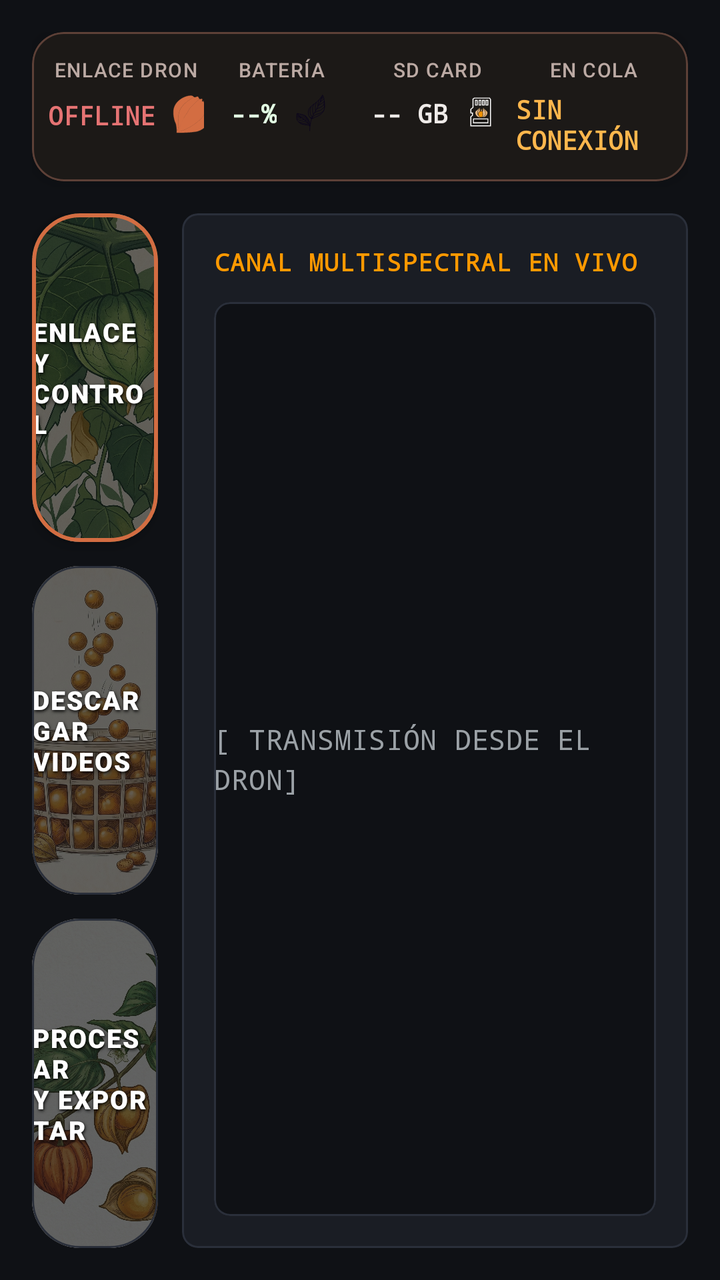
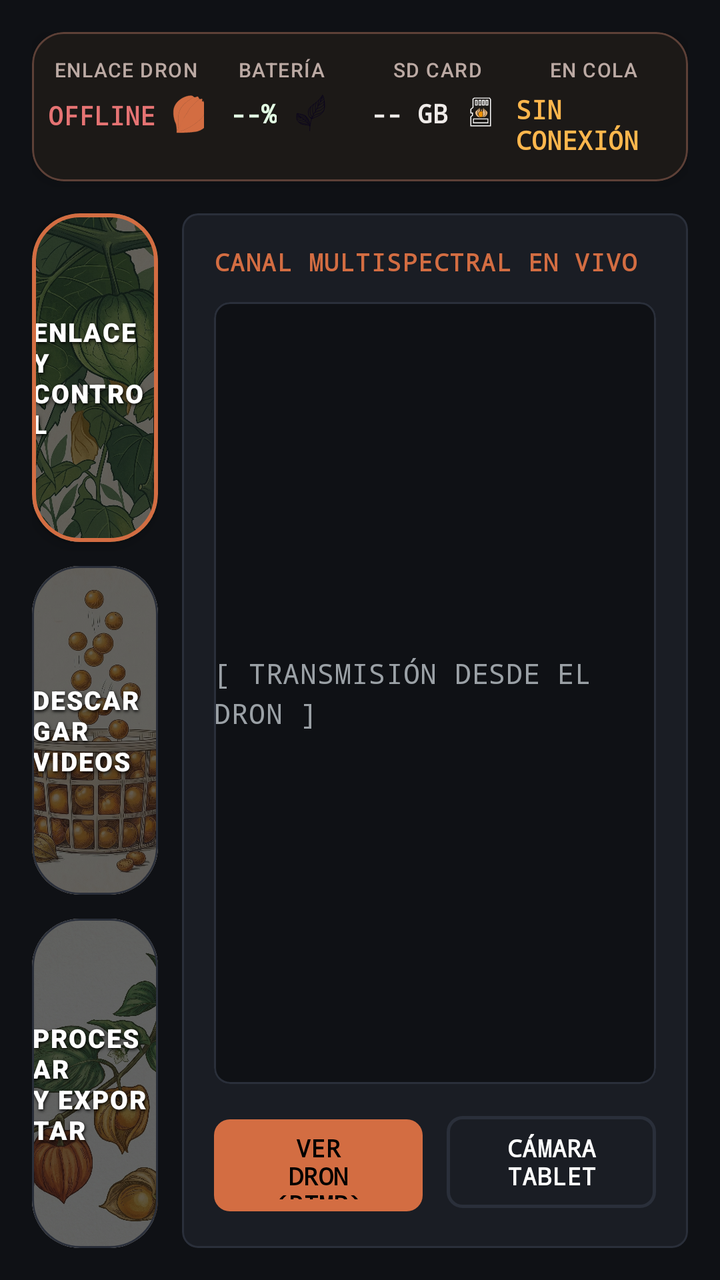

The first picture is an Android layout as it rendered before a commit; the second is the same layout after the commit. The layout source and the unified diff follow.
<!-- AndroidManifest.xml: application theme Theme.UchuvaTwinApp -->
<!-- res/layout/activity_dron.xml -->
<?xml version="1.0" encoding="utf-8"?>
<LinearLayout xmlns:android="http://schemas.android.com/apk/res/android"
    xmlns:app="http://schemas.android.com/apk/res-auto"
    android:layout_width="match_parent"
    android:layout_height="match_parent"
    android:background="#0F1115"
    android:orientation="vertical"
    android:padding="16dp">

    
    <include
        android:id="@+id/modulo_telemetria"
        layout="@layout/dron_panel_telemetria" />

    
    <LinearLayout
        android:layout_width="match_parent"
        android:layout_height="0dp"
        android:layout_weight="1"
        android:orientation="horizontal"
        android:weightSum="100">

        
        <LinearLayout
            android:layout_width="0dp"
            android:layout_height="match_parent"
            android:layout_marginEnd="12dp"
            android:layout_weight="20"
            android:orientation="vertical">

            <include layout="@layout/dron_panel_navegacion" />

        </LinearLayout>

        
        <com.google.android.material.card.MaterialCardView
            style="?attr/materialCardViewOutlinedStyle"
            android:layout_width="0dp"
            android:layout_height="match_parent"
            android:layout_weight="80"
            app:cardBackgroundColor="#1A1D24"
            app:cardElevation="0dp"
            app:strokeColor="#2A2F3A"
            app:strokeWidth="1dp">

            <FrameLayout
                android:layout_width="match_parent"
                android:layout_height="match_parent"
                android:padding="16dp">

                
                <LinearLayout
                    android:id="@+id/panelControl"
                    android:layout_width="match_parent"
                    android:layout_height="match_parent"
                    android:orientation="vertical"
                    android:visibility="visible">

                    <com.google.android.material.textview.MaterialTextView
                        android:layout_width="wrap_content"
                        android:layout_height="wrap_content"
                        android:layout_marginBottom="12dp"
                        android:fontFamily="monospace"
                        android:text="CANAL MULTISPECTRAL EN VIVO"
                        android:textAppearance="?attr/textAppearanceLabelMedium"
                        android:textColor="?attr/colorPrimary"
                        android:textStyle="bold" />

                    <com.google.android.material.card.MaterialCardView
                        android:layout_width="match_parent"
                        android:layout_height="0dp"
                        android:layout_weight="1"
                        app:cardBackgroundColor="@color/tech_background"
                        app:strokeColor="?attr/colorOutline"
                        app:strokeWidth="1dp">

                        <com.google.android.material.textview.MaterialTextView
                            android:layout_width="wrap_content"
                            android:layout_height="wrap_content"
                            android:layout_gravity="center"
                            android:fontFamily="monospace"
                            android:text="[ TRANSMISIÓN DESDE EL DRON]"
                            android:textAppearance="?attr/textAppearanceBodyMedium"
                            android:textColor="?attr/colorOnSurfaceVariant" />
                    </com.google.android.material.card.MaterialCardView>
                </LinearLayout>

                
                <LinearLayout
                    android:id="@+id/panelDescarga"
                    android:layout_width="match_parent"
                    android:layout_height="match_parent"
                    android:orientation="vertical"
                    android:visibility="gone">

                    <com.google.android.material.textview.MaterialTextView
                        android:layout_width="match_parent"
                        android:layout_height="wrap_content"
                        android:layout_marginBottom="12dp"
                        android:fontFamily="monospace"
                        android:letterSpacing="0.05"
                        android:text="PANEL DE SINCRONIZACIÓN HTTP"
                        android:textAppearance="?attr/textAppearanceLabelMedium"
                        android:textColor="#D36D42"
                        android:textStyle="bold" />

                    
                    <LinearLayout
                        android:layout_width="match_parent"
                        android:layout_height="wrap_content"
                        android:layout_marginBottom="16dp"
                        android:gravity="center_vertical"
                        android:orientation="horizontal">

                        <com.google.android.material.textfield.TextInputLayout
                            style="@style/Widget.Material3.TextInputLayout.OutlinedBox"
                            android:layout_width="0dp"
                            android:layout_height="wrap_content"
                            android:layout_weight="1"
                            android:hint="IP del Dron"
                            app:boxBackgroundColor="#171513"
                            app:boxStrokeColor="#7A8B62"
                            app:hintTextColor="#BCAAA4">

                            <com.google.android.material.textfield.TextInputEditText
                                android:id="@+id/etIpDron"
                                android:layout_width="match_parent"
                                android:layout_height="wrap_content"
                                android:fontFamily="monospace"
                                android:inputType="textUri"
                                android:singleLine="true"
                                android:textColor="#FFFFFF"
                                android:textSize="13sp" />
                        </com.google.android.material.textfield.TextInputLayout>

                        
                        <com.google.android.material.button.MaterialButton
                            android:id="@+id/btnSincronizarLotes"
                            android:layout_width="wrap_content"
                            android:layout_height="56dp"
                            android:layout_marginStart="12dp"
                            android:fontFamily="sans-serif-black"
                            android:letterSpacing="0.05"
                            android:text="⬇ SINCRONIZAR"
                            android:textColor="#000000"
                            android:textSize="11sp"
                            app:backgroundTint="#D36D42"
                            app:cornerRadius="12dp"
                            app:elevation="2dp" />
                    </LinearLayout>

                    <com.google.android.material.progressindicator.LinearProgressIndicator
                        android:id="@+id/pbSincronizacion"
                        android:layout_width="match_parent"
                        android:layout_height="wrap_content"
                        android:layout_marginBottom="8dp"
                        android:indeterminate="true"
                        android:visibility="gone"
                        app:indicatorColor="#D36D42" />

                    <com.google.android.material.button.MaterialButton
                        android:id="@+id/btnVolverLotes"
                        style="@style/Widget.Material3.Button.TextButton"
                        android:layout_width="wrap_content"
                        android:layout_height="wrap_content"
                        android:fontFamily="monospace"
                        android:text="🔙 VOLVER A CARPETAS"
                        android:textColor="#EF9A9A"
                        android:textSize="11sp"
                        android:visibility="gone" />

                    
                    <androidx.recyclerview.widget.RecyclerView
                        android:id="@+id/rvGestorArchivos"
                        android:layout_width="match_parent"
                        android:layout_height="0dp"
                        android:layout_weight="1"
                        android:clipToPadding="false"
                        android:paddingVertical="4dp"
                        android:scrollbars="vertical" />
                </LinearLayout>

                
                <LinearLayout
                    android:id="@+id/panelProcesamiento"
                    android:layout_width="match_parent"
                    android:layout_height="match_parent"
                    android:orientation="vertical"
                    android:visibility="gone">

                    <com.google.android.material.textview.MaterialTextView
                        android:layout_width="wrap_content"
                        android:layout_height="wrap_content"
                        android:layout_marginBottom="12dp"
                        android:fontFamily="monospace"
                        android:text="INFERENCIA DE RED NEURONAL"
                        android:textAppearance="?attr/textAppearanceLabelMedium"
                        android:textColor="#D36D42"
                        android:letterSpacing="0.05"
                        android:textStyle="bold" />

                    <androidx.recyclerview.widget.RecyclerView
                        android:id="@+id/rvLotesProcesables"
                        android:layout_width="match_parent"
                        android:layout_height="0dp"
                        android:layout_weight="1"
                        android:layout_marginBottom="12dp"
                        android:clipToPadding="false"
                        android:paddingVertical="4dp"
                        android:scrollbars="vertical" />

                    <LinearLayout
                        android:id="@+id/panelProgresoLote"
                        android:layout_width="match_parent"
                        android:layout_height="wrap_content"
                        android:layout_marginBottom="12dp"
                        android:background="#171513"
                        android:orientation="vertical"
                        android:padding="12dp"
                        android:visibility="gone">

                        <com.google.android.material.textview.MaterialTextView
                            android:id="@+id/tvProgresoLote"
                            android:layout_width="wrap_content"
                            android:layout_height="wrap_content"
                            android:fontFamily="monospace"
                            android:text="Procesando video 1 de X..."
                            android:textColor="#BCAAA4"
                            android:textSize="12sp" />

                        <com.google.android.material.progressindicator.LinearProgressIndicator
                            android:id="@+id/pbProcesamientoLote"
                            android:layout_width="match_parent"
                            android:layout_height="wrap_content"
                            android:layout_marginTop="8dp"
                            app:indicatorColor="#D36D42" />
                    </LinearLayout>

                    <com.google.android.material.button.MaterialButton
                        android:id="@+id/btnIniciarProcesamiento"
                        style="@style/Widget.Material3.Button"
                        android:layout_width="match_parent"
                        android:layout_height="56dp"
                        android:enabled="false"
                        android:fontFamily="sans-serif-black"
                        android:letterSpacing="0.05"
                        android:text="SELECCIONE UNA CARPETA"
                        android:textSize="13sp"
                        app:cornerRadius="12dp"
                        app:backgroundTint="#2A2F3A"
                        android:textColor="#8B949E" />
                </LinearLayout>

            </FrameLayout>
        </com.google.android.material.card.MaterialCardView>
    </LinearLayout>
</LinearLayout>
<!-- res/layout/dron_panel_telemetria.xml (included above) -->
<?xml version="1.0" encoding="utf-8"?>
<com.google.android.material.card.MaterialCardView
    xmlns:android="http://schemas.android.com/apk/res/android"
    xmlns:app="http://schemas.android.com/apk/res-auto"
    android:layout_width="match_parent"
    android:layout_height="wrap_content"
    android:layout_marginBottom="16dp"
    app:cardBackgroundColor="#1C1917"
    app:cardCornerRadius="16dp"
    app:cardElevation="4dp"
    app:strokeColor="#5D4037"
    app:strokeWidth="1dp">

    <LinearLayout
        android:layout_width="match_parent"
        android:layout_height="wrap_content"
        android:baselineAligned="false"
        android:orientation="horizontal"
        android:paddingHorizontal="8dp"
        android:paddingVertical="12dp"
        android:weightSum="4">

        
        <LinearLayout
            android:layout_width="0dp"
            android:layout_height="wrap_content"
            android:layout_weight="1"
            android:gravity="center"
            android:orientation="vertical">

            <TextView
                android:layout_width="wrap_content"
                android:layout_height="wrap_content"
                android:fontFamily="sans-serif-medium"
                android:letterSpacing="0.05"
                android:text="ENLACE DRON"
                android:textColor="#BCAAA4"
                android:textSize="10sp" />

            <LinearLayout
                android:layout_width="wrap_content"
                android:layout_height="wrap_content"
                android:layout_marginTop="4dp"
                android:gravity="center_vertical"
                android:orientation="horizontal">

                <TextView
                    android:id="@+id/tvEstadoConexion"
                    android:layout_width="wrap_content"
                    android:layout_height="wrap_content"
                    android:fontFamily="monospace"
                    android:text="OFFLINE"
                    android:textColor="#E57373"
                    android:textSize="13sp"
                    android:textStyle="bold" />

                <ImageView
                    android:id="@+id/ivUchuvaEstado"
                    android:layout_width="24dp"
                    android:layout_height="24dp"
                    android:layout_marginStart="6dp"
                    android:src="@drawable/ic_dron_panel_tele_enlace"
                    app:tint="#D36D42" /> 
            </LinearLayout>
        </LinearLayout>

        
        <LinearLayout
            android:layout_width="0dp"
            android:layout_height="wrap_content"
            android:layout_weight="1"
            android:gravity="center"
            android:orientation="vertical">

            <TextView
                android:layout_width="wrap_content"
                android:layout_height="wrap_content"
                android:fontFamily="sans-serif-medium"
                android:letterSpacing="0.05"
                android:text="BATERÍA"
                android:textColor="#BCAAA4"
                android:textSize="10sp" />

            <LinearLayout
                android:layout_width="wrap_content"
                android:layout_height="wrap_content"
                android:layout_marginTop="4dp"
                android:gravity="center_vertical"
                android:orientation="horizontal">

                <TextView
                    android:id="@+id/tvBateria"
                    android:layout_width="wrap_content"
                    android:layout_height="wrap_content"
                    android:fontFamily="monospace"
                    android:text="--%"
                    android:textColor="#E3FFE4"
                    android:textSize="13sp"
                    android:textStyle="bold" />

                <ImageView
                    android:id="@+id/ivBateriaHoja"
                    android:layout_width="22dp"
                    android:layout_height="22dp"
                    android:layout_marginStart="6dp"
                    android:src="@drawable/ic_hoja_bateria" />
            </LinearLayout>
        </LinearLayout>

        
        <LinearLayout
            android:layout_width="0dp"
            android:layout_height="wrap_content"
            android:layout_weight="1"
            android:gravity="center"
            android:orientation="vertical">

            <TextView
                android:layout_width="wrap_content"
                android:layout_height="wrap_content"
                android:fontFamily="sans-serif-medium"
                android:letterSpacing="0.05"
                android:text="SD CARD"
                android:textColor="#BCAAA4"
                android:textSize="10sp" />

            <LinearLayout
                android:layout_width="wrap_content"
                android:layout_height="wrap_content"
                android:layout_marginTop="4dp"
                android:gravity="center_vertical"
                android:orientation="horizontal">

                <TextView
                    android:id="@+id/tvAlmacenamiento"
                    android:layout_width="wrap_content"
                    android:layout_height="wrap_content"
                    android:fontFamily="monospace"
                    android:text="-- GB"
                    android:textColor="#EFEBE9"
                    android:textSize="13sp"
                    android:textStyle="bold" />

                <ImageView
                    android:id="@+id/ivSdUchuva"
                    android:layout_width="22dp"
                    android:layout_height="22dp"
                    android:layout_marginStart="6dp"
                    android:src="@drawable/ic_sd_uchuva" />
            </LinearLayout>
        </LinearLayout>

        
        <LinearLayout
            android:layout_width="0dp"
            android:layout_height="wrap_content"
            android:layout_weight="1"
            android:gravity="center"
            android:orientation="vertical">

            <TextView
                android:layout_width="wrap_content"
                android:layout_height="wrap_content"
                android:fontFamily="sans-serif-medium"
                android:letterSpacing="0.05"
                android:text="EN COLA"
                android:textColor="#BCAAA4"
                android:textSize="10sp" />

            <LinearLayout
                android:layout_width="wrap_content"
                android:layout_height="wrap_content"
                android:layout_marginTop="4dp"
                android:gravity="center_vertical"
                android:orientation="horizontal">

                <TextView
                    android:id="@+id/tvVideosCola"
                    android:layout_width="wrap_content"
                    android:layout_height="wrap_content"
                    android:fontFamily="monospace"
                    android:text="SIN CONEXIÓN"
                    android:textColor="#FFB74D"
                    android:textSize="13sp"
                    android:textStyle="bold" />
            </LinearLayout>
        </LinearLayout>
    </LinearLayout>
</com.google.android.material.card.MaterialCardView>
<!-- res/layout/dron_panel_navegacion.xml (included above) -->
<?xml version="1.0" encoding="utf-8"?>
<LinearLayout xmlns:android="http://schemas.android.com/apk/res/android"
    xmlns:app="http://schemas.android.com/apk/res-auto"
    android:layout_width="match_parent"
    android:layout_height="match_parent"
    android:orientation="vertical">

    
    <com.google.android.material.card.MaterialCardView
        android:id="@+id/cardBotonControl"
        android:layout_width="match_parent"
        android:layout_height="0dp"
        android:layout_weight="1"
        android:layout_marginBottom="12dp"
        android:clickable="true"
        android:focusable="true"
        app:cardCornerRadius="24dp"
        app:cardElevation="4dp"
        app:strokeColor="#D36D42"
        app:strokeWidth="2dp">

        <androidx.constraintlayout.widget.ConstraintLayout
            android:layout_width="match_parent"
            android:layout_height="match_parent">

            <ImageView
                android:layout_width="0dp"
                android:layout_height="0dp"
                android:scaleType="centerCrop"
                android:src="@drawable/bg_boton_verde"
                app:layout_constraintTop_toTopOf="parent"
                app:layout_constraintBottom_toBottomOf="parent"
                app:layout_constraintStart_toStartOf="parent"
                app:layout_constraintEnd_toEndOf="parent"/>

            
            <View
                android:layout_width="0dp"
                android:layout_height="0dp"
                android:background="#A60F1115"
                app:layout_constraintTop_toTopOf="parent"
                app:layout_constraintBottom_toBottomOf="parent"
                app:layout_constraintStart_toStartOf="parent"
                app:layout_constraintEnd_toEndOf="parent"/>

            <TextView
                android:layout_width="wrap_content"
                android:layout_height="wrap_content"
                android:fontFamily="sans-serif-black"
                android:letterSpacing="0.05"
                android:shadowColor="#FF000000"
                android:shadowDx="1"
                android:shadowDy="2"
                android:shadowRadius="4"
                android:text="ENLACE Y\nCONTROL"
                android:textAlignment="center"
                android:textColor="#FFFFFF"
                android:textSize="13sp"
                app:layout_constraintTop_toTopOf="parent"
                app:layout_constraintBottom_toBottomOf="parent"
                app:layout_constraintStart_toStartOf="parent"
                app:layout_constraintEnd_toEndOf="parent"/>
        </androidx.constraintlayout.widget.ConstraintLayout>
    </com.google.android.material.card.MaterialCardView>

    
    <com.google.android.material.card.MaterialCardView
        android:id="@+id/cardBotonDescarga"
        android:layout_width="match_parent"
        android:layout_height="0dp"
        android:layout_weight="1"
        android:layout_marginBottom="12dp"
        android:clickable="true"
        android:focusable="true"
        app:cardCornerRadius="24dp"
        app:strokeColor="#2A2F3A"
        app:strokeWidth="1dp">

        <androidx.constraintlayout.widget.ConstraintLayout
            android:layout_width="match_parent"
            android:layout_height="match_parent">

            <ImageView
                android:layout_width="0dp"
                android:layout_height="0dp"
                android:scaleType="centerCrop"
                android:src="@drawable/bg_boton_canasta"
                app:layout_constraintTop_toTopOf="parent"
                app:layout_constraintBottom_toBottomOf="parent"
                app:layout_constraintStart_toStartOf="parent"
                app:layout_constraintEnd_toEndOf="parent"/>

            <View
                android:layout_width="0dp"
                android:layout_height="0dp"
                android:background="#A60F1115"
                app:layout_constraintTop_toTopOf="parent"
                app:layout_constraintBottom_toBottomOf="parent"
                app:layout_constraintStart_toStartOf="parent"
                app:layout_constraintEnd_toEndOf="parent"/>

            <TextView
                android:layout_width="wrap_content"
                android:layout_height="wrap_content"
                android:fontFamily="sans-serif-black"
                android:letterSpacing="0.05"
                android:shadowColor="#FF000000"
                android:shadowDx="1"
                android:shadowDy="2"
                android:shadowRadius="4"
                android:text="DESCARGAR\nVIDEOS"
                android:textAlignment="center"
                android:textColor="#FFFFFF"
                android:textSize="13sp"
                app:layout_constraintTop_toTopOf="parent"
                app:layout_constraintBottom_toBottomOf="parent"
                app:layout_constraintStart_toStartOf="parent"
                app:layout_constraintEnd_toEndOf="parent"/>
        </androidx.constraintlayout.widget.ConstraintLayout>
    </com.google.android.material.card.MaterialCardView>

    
    <com.google.android.material.card.MaterialCardView
        android:id="@+id/cardBotonProcesar"
        android:layout_width="match_parent"
        android:layout_height="0dp"
        android:layout_weight="1"
        android:clickable="true"
        android:focusable="true"
        app:cardCornerRadius="24dp"
        app:strokeColor="#2A2F3A"
        app:strokeWidth="1dp">

        <androidx.constraintlayout.widget.ConstraintLayout
            android:layout_width="match_parent"
            android:layout_height="match_parent">

            <ImageView
                android:layout_width="0dp"
                android:layout_height="0dp"
                android:scaleType="centerCrop"
                android:src="@drawable/bg_boton_rama"
                app:layout_constraintTop_toTopOf="parent"
                app:layout_constraintBottom_toBottomOf="parent"
                app:layout_constraintStart_toStartOf="parent"
                app:layout_constraintEnd_toEndOf="parent"/>

            <View
                android:layout_width="0dp"
                android:layout_height="0dp"
                android:background="#A60F1115"
                app:layout_constraintTop_toTopOf="parent"
                app:layout_constraintBottom_toBottomOf="parent"
                app:layout_constraintStart_toStartOf="parent"
                app:layout_constraintEnd_toEndOf="parent"/>

            <TextView
                android:layout_width="wrap_content"
                android:layout_height="wrap_content"
                android:fontFamily="sans-serif-black"
                android:letterSpacing="0.05"
                android:shadowColor="#FF000000"
                android:shadowDx="1"
                android:shadowDy="2"
                android:shadowRadius="4"
                android:text="PROCESAR\nY EXPORTAR"
                android:textAlignment="center"
                android:textColor="#FFFFFF"
                android:textSize="13sp"
                app:layout_constraintTop_toTopOf="parent"
                app:layout_constraintBottom_toBottomOf="parent"
                app:layout_constraintStart_toStartOf="parent"
                app:layout_constraintEnd_toEndOf="parent"/>
        </androidx.constraintlayout.widget.ConstraintLayout>
    </com.google.android.material.card.MaterialCardView>

</LinearLayout>
<!-- resources referenced by this layout -->
<resources>
  <color name="tech_background">#0F1115</color>
  <!-- drawable bg_boton_canasta: jpg bitmap (drawable, 567969 bytes) -->
  <!-- drawable bg_boton_rama: jpg bitmap (drawable, 766624 bytes) -->
  <!-- drawable bg_boton_verde: jpg bitmap (drawable, 948242 bytes) -->
  <!-- drawable ic_dron_panel_tele_enlace: vector/xml drawable (drawable, 4266 chars, omitted) -->
  <!-- drawable ic_hoja_bateria: vector/xml drawable (drawable, 11110 chars, omitted) -->
  <!-- drawable ic_sd_uchuva: vector/xml drawable (drawable, 6277 chars, omitted) -->
  <style name="Theme.UchuvaTwinApp" parent="Theme.Material3.Dark.NoActionBar">
          
          <item name="colorPrimary">@color/tech_primary</item>
          <item name="colorOnPrimary">@color/tech_background</item>
          <item name="colorSurface">@color/tech_surface</item>
          <item name="colorOnSurface">@color/tech_text_high</item>
          <item name="colorSurfaceVariant">@color/tech_surface_variant</item>
          <item name="colorOnSurfaceVariant">@color/tech_text_medium</item>
          <item name="android:colorBackground">@color/tech_background</item>
          <item name="colorOutline">@color/tech_outline</item>
  
          
          <item name="shapeAppearanceCornerMedium">@style/ShapeAppearance.Tech.Medium</item>
      </style>
  <color name="tech_primary">#FF9900</color>
  <color name="tech_surface">#1A1D24</color>
  <color name="tech_text_high">#FFFFFF</color>
  <color name="tech_surface_variant">#232730</color>
  <color name="tech_text_medium">#9BA1A6</color>
  <color name="tech_outline">#2A2F3A</color>
  <style name="ShapeAppearance.Tech.Medium" parent="ShapeAppearance.Material3.Corner.Medium">
          <item name="cornerSize">8dp</item>
      </style>
</resources>

<!-- the commit's change to res/layout/activity_dron.xml (unified diff, before → after) -->
@@ -63,9 +63,10 @@
                         android:fontFamily="monospace"
                         android:text="CANAL MULTISPECTRAL EN VIVO"
                         android:textAppearance="?attr/textAppearanceLabelMedium"
-                        android:textColor="?attr/colorPrimary"
+                        android:textColor="#D36D42"
                         android:textStyle="bold" />
 
+                    
                     <com.google.android.material.card.MaterialCardView
                         android:layout_width="match_parent"
                         android:layout_height="0dp"
@@ -74,15 +75,74 @@
                         app:strokeColor="?attr/colorOutline"
                         app:strokeWidth="1dp">
 
-                        <com.google.android.material.textview.MaterialTextView
-                            android:layout_width="wrap_content"
-                            android:layout_height="wrap_content"
-                            android:layout_gravity="center"
+                        <FrameLayout
+                            android:layout_width="match_parent"
+                            android:layout_height="match_parent">
+
+                            
+                            <androidx.camera.view.PreviewView
+                                android:id="@+id/previewViewDron"
+                                android:layout_width="match_parent"
+                                android:layout_height="match_parent"
+                                android:visibility="invisible" />
+
+                            
+                            <ImageView
+                                android:id="@+id/ivOverlayDron"
+                                android:layout_width="match_parent"
+                                android:layout_height="match_parent"
+                                android:visibility="invisible" />
+
+                            <com.google.android.material.textview.MaterialTextView
+                                android:id="@+id/tvPlaceholderDron"
+                                android:layout_width="wrap_content"
+                                android:layout_height="wrap_content"
+                                android:layout_gravity="center"
+                                android:fontFamily="monospace"
+                                android:text="[ TRANSMISIÓN DESDE EL DRON ]"
+                                android:textAppearance="?attr/textAppearanceBodyMedium"
+                                android:textColor="?attr/colorOnSurfaceVariant" />
+                        </FrameLayout>
+                    </com.google.android.material.card.MaterialCardView>
+
+                    
+                    <LinearLayout
+                        android:layout_width="match_parent"
+                        android:layout_height="wrap_content"
+                        android:layout_marginTop="12dp"
+                        android:orientation="horizontal"
+                        android:weightSum="2">
+
+                        <com.google.android.material.button.MaterialButton
+                            android:id="@+id/btnVerDronRTMP"
+                            android:layout_width="0dp"
+                            android:layout_height="54dp"
+                            android:layout_marginEnd="6dp"
+                            android:layout_weight="1"
                             android:fontFamily="monospace"
-                            android:text="[ TRANSMISIÓN DESDE EL DRON]"
-                            android:textAppearance="?attr/textAppearanceBodyMedium"
-                            android:textColor="?attr/colorOnSurfaceVariant" />
-                    </com.google.android.material.card.MaterialCardView>
+                            android:text="VER DRON (RTMP)"
+                            android:textColor="#000000"
+                            android:textSize="12sp"
+                            android:textStyle="bold"
+                            app:backgroundTint="#D36D42"
+                            app:cornerRadius="8dp" />
+
+                        <com.google.android.material.button.MaterialButton
+                            android:id="@+id/btnCamaraTablet"
+                            style="@style/Widget.Material3.Button.OutlinedButton"
+                            android:layout_width="0dp"
+                            android:layout_height="54dp"
+                            android:layout_marginStart="6dp"
+                            android:layout_weight="1"
+                            android:fontFamily="monospace"
+                            android:text="CÁMARA TABLET"
+                            android:textColor="#FFFFFF"
+                            android:textSize="12sp"
+                            android:textStyle="bold"
+                            app:cornerRadius="8dp"
+                            app:strokeColor="#2A2F3A"
+                            app:strokeWidth="1.5dp" />
+                    </LinearLayout>
                 </LinearLayout>
 
                 
